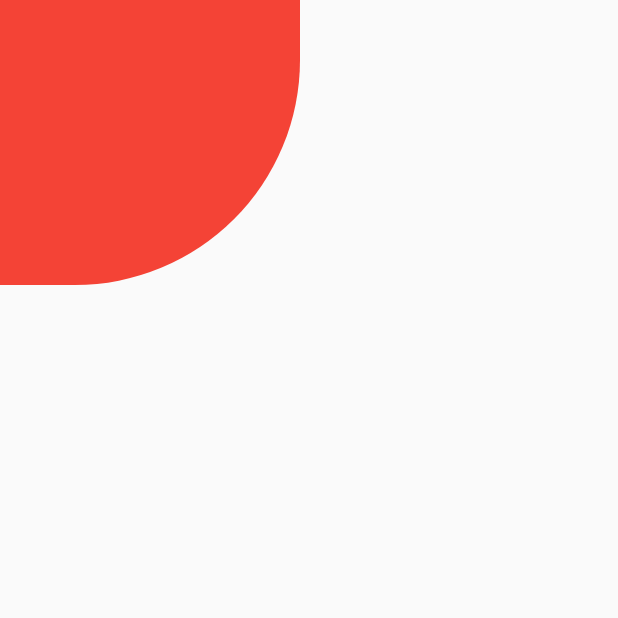
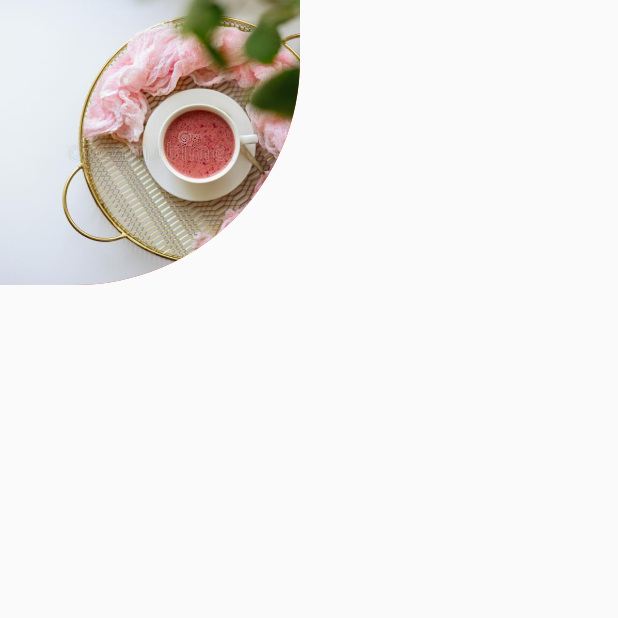
Before and after one commit to LuannBarroso/delivery_food, a Flutter app: the LoginPage screen opened directly, on a phone screen of 412 x 824 dp, the top half of it. Run offline on Flutter 3.47's test engine with Material 2 defaults, Android fonts, the phone set to English and light mode, and no system bars; statements that could not run were skipped.

Commit message:
add image in cliprrect

```diff
--- a/lib/pages/login_page.dart
+++ b/lib/pages/login_page.dart
@@ -18,9 +18,13 @@ class LoginPage extends StatelessWidget {
                 bottomRight: Radius.circular(150),
               ),
             ),
-            child: const ClipRRect(
-              borderRadius: BorderRadius.only(
+            child: ClipRRect(
+              borderRadius: const BorderRadius.only(
                 bottomRight: Radius.circular(150),
+              ),
+              child: Image.asset(
+                'assets/images/cha.jpg',
+                fit: BoxFit.cover, // para ajustar a imagem ao container
               ),
             ),
           ),
```
